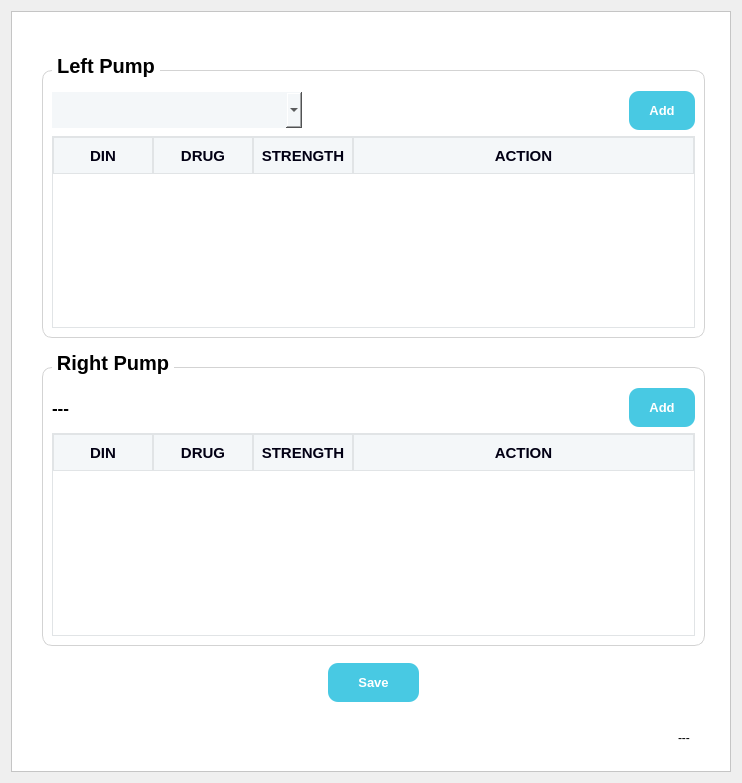
Above: uiFiles/din.ui from Rex-Honey/medidozeNoDb before the change. Below: the same form after it.
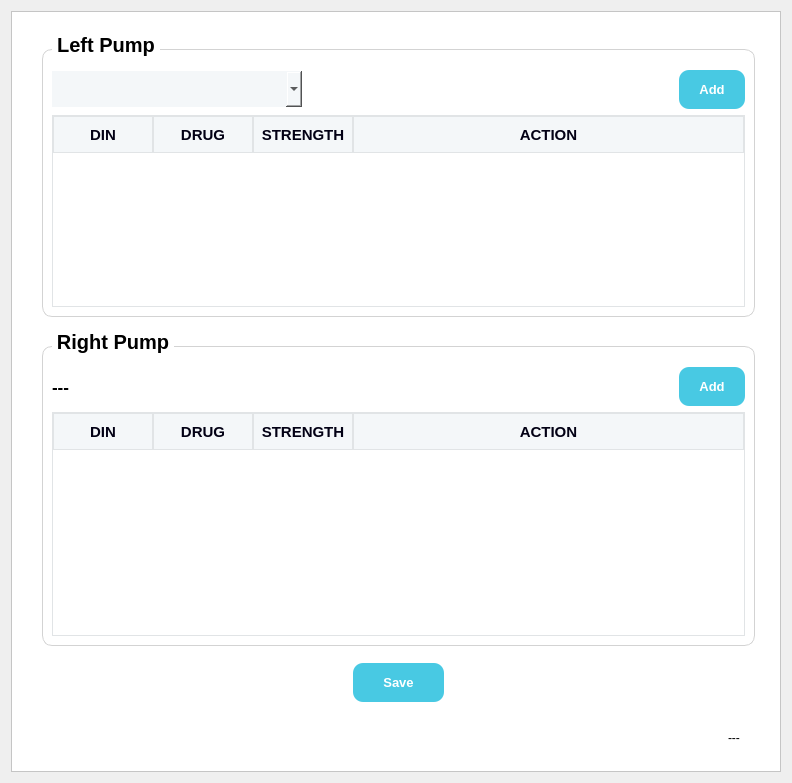
That is the form after the change. Icons and pictures are not drawn.

Commit message:
Update DinWindow and din.ui for improved layout and styling
- Adjusted column widths in the medication table for better alignment.
- Enhanced the styling of the "Remove" button for improved visual consistency.
- Modified the main window width and top margin in the UI file for a more balanced layout.

What changed in the file:
```diff
--- a/uiFiles/din.ui
+++ b/uiFiles/din.ui
@@ -6,7 +6,7 @@
    <rect>
     <x>0</x>
     <y>0</y>
-    <width>742</width>
+    <width>792</width>
     <height>783</height>
    </rect>
   </property>
@@ -41,7 +41,7 @@
        <number>20</number>
       </property>
       <property name="topMargin">
-       <number>41</number>
+       <number>20</number>
       </property>
       <property name="rightMargin">
        <number>20</number>
```
The commit also changes 1 other file.
